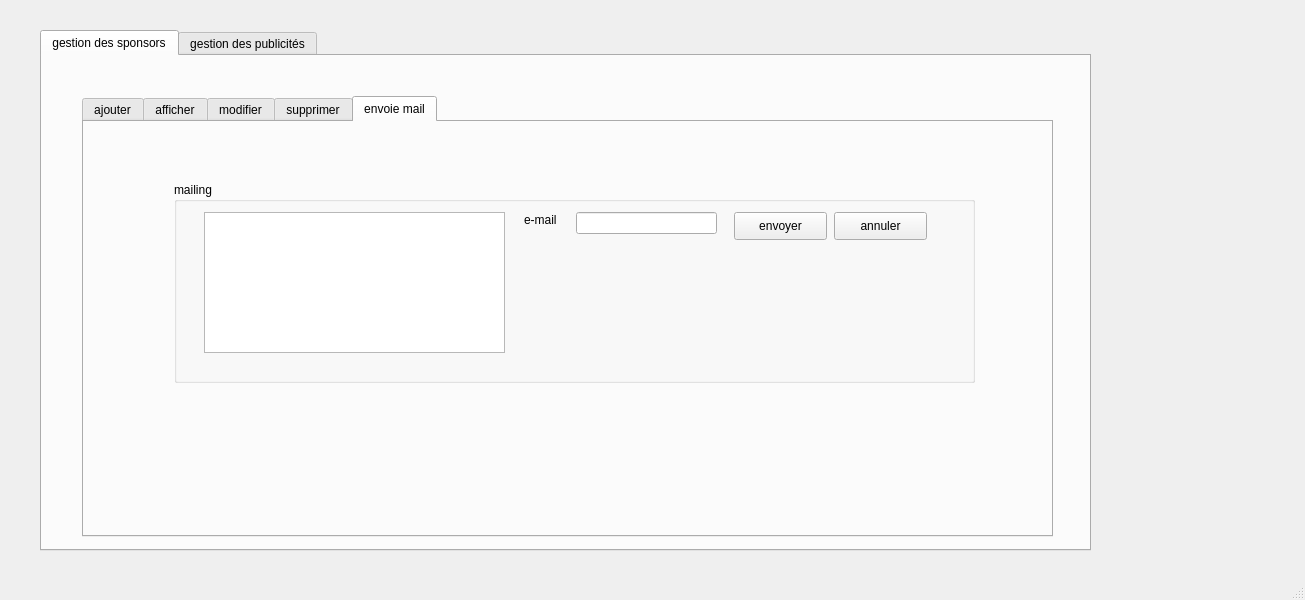
First picture: the form in mainwindow.ui, repository hanenjabnoun-Esprit-2019/Smart_News_Agency_2A26, before the edit.
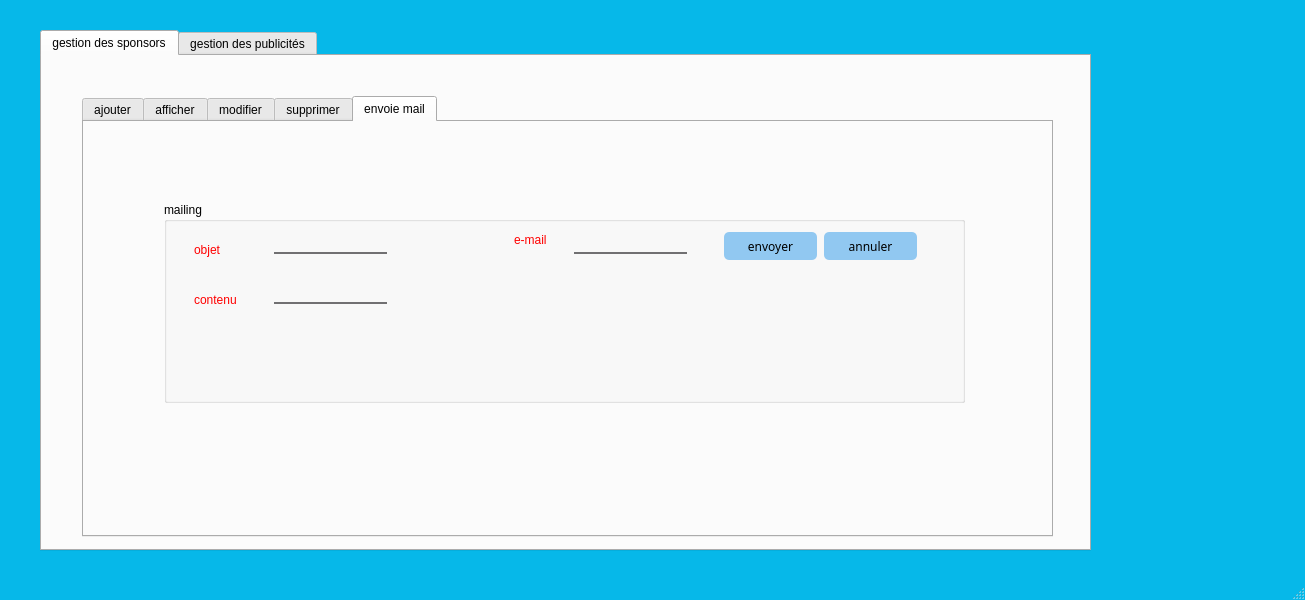
Second picture: the form after the edit. The open tabs and pages were chosen to show the change.

Patch:
```diff
--- a/mainwindow.ui
+++ b/mainwindow.ui
@@ -13,7 +13,76 @@
   <property name="windowTitle">
    <string>MainWindow</string>
   </property>
+  <property name="styleSheet">
+   <string notr="true">QLabel
+{
+color:blue;
+front-family:century-gothic;
+font-size:12px;
+}
+QPushButton
+{
+font-family:century-gothic;
+background-color:rgb(145,200,241);
+border-radius:5px;
+}
+QLineEdit
+{
+font-family:century-gothic;
+background:transparent;
+border:none;
+border-bottom:2px solid #717072;
+}
+QPushButton:hover
+{
+color:#333;
+background:#49ebff;
+background:rgb(251,187,200,241);
+}
+QTableView
+{
+background:#333;
+background:rgba(0,0,0,0.4);
+border-radius:15px;
+}
+QMainWindow
+{background:rgb(6,184,233);
+}</string>
+  </property>
   <widget class="QWidget" name="centralwidget">
+   <property name="styleSheet">
+    <string notr="true">QLabel
+{
+color:red;
+front-family:century-gothic;
+font-size:12px;
+}
+QPushButton
+{
+font-family:century-gothic;
+background-color:rgb(145,200,241);
+border-radius:5px;
+}
+QLineEdit
+{
+font-family:century-gothic;
+background:transparent;
+border:none;
+border-bottom:2px solid #717072;
+}
+QPushButton:hover
+{
+color:#333;
+background:#49ebff;
+background:rgb(251,187,200,241);
+}
+QTableView
+{
+background:#333;
+background:rgba(0,0,0,0.4);
+border-radius:15px;
+}</string>
+   </property>
    <widget class="QTabWidget" name="tabWidget">
     <property name="geometry">
      <rect>
@@ -600,8 +669,8 @@
        <widget class="QGroupBox" name="groupBox_3">
         <property name="geometry">
          <rect>
-          <x>90</x>
-          <y>60</y>
+          <x>80</x>
+          <y>80</y>
           <width>801</width>
           <height>201</height>
          </rect>
@@ -609,26 +678,6 @@
         <property name="title">
          <string>mailing</string>
         </property>
-        <widget class="QTextEdit" name="textEdit">
-         <property name="geometry">
-          <rect>
-           <x>30</x>
-           <y>30</y>
-           <width>301</width>
-           <height>141</height>
-          </rect>
-         </property>
-        </widget>
-        <widget class="QLineEdit" name="lineEdit_13">
-         <property name="geometry">
-          <rect>
-           <x>402</x>
-           <y>30</y>
-           <width>141</width>
-           <height>22</height>
-          </rect>
-         </property>
-        </widget>
         <widget class="QLabel" name="label_13">
          <property name="geometry">
           <rect>
@@ -668,6 +717,62 @@
           <string>annuler</string>
          </property>
         </widget>
+        <widget class="QLineEdit" name="lineEdit_32">
+         <property name="geometry">
+          <rect>
+           <x>110</x>
+           <y>30</y>
+           <width>113</width>
+           <height>22</height>
+          </rect>
+         </property>
+        </widget>
+        <widget class="QLineEdit" name="lineEdit_33">
+         <property name="geometry">
+          <rect>
+           <x>110</x>
+           <y>80</y>
+           <width>113</width>
+           <height>22</height>
+          </rect>
+         </property>
+        </widget>
+        <widget class="QLabel" name="label_11">
+         <property name="geometry">
+          <rect>
+           <x>30</x>
+           <y>40</y>
+           <width>55</width>
+           <height>16</height>
+          </rect>
+         </property>
+         <property name="text">
+          <string>objet</string>
+         </property>
+        </widget>
+        <widget class="QLabel" name="label_33">
+         <property name="geometry">
+          <rect>
+           <x>30</x>
+           <y>90</y>
+           <width>55</width>
+           <height>16</height>
+          </rect>
+         </property>
+         <property name="text">
+          <string>contenu</string>
+         </property>
+        </widget>
+        <widget class="QLineEdit" name="lineEdit_34">
+         <property name="geometry">
+          <rect>
+           <x>410</x>
+           <y>30</y>
+           <width>113</width>
+           <height>22</height>
+          </rect>
+         </property>
+        </widget>
        </widget>
       </widget>
      </widget>
```
Left out of the diff: 54 changed lines with no effect on the pictures.
